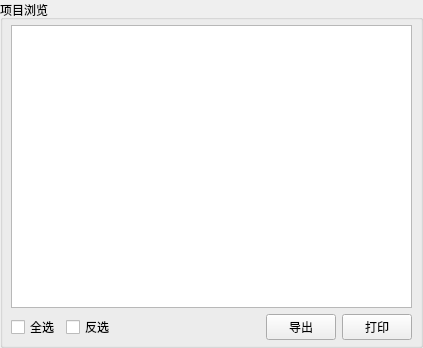
Qt form cosmetic_src/CommonQt/ItemView.ui (oaheiw/darwinner) before a commit.
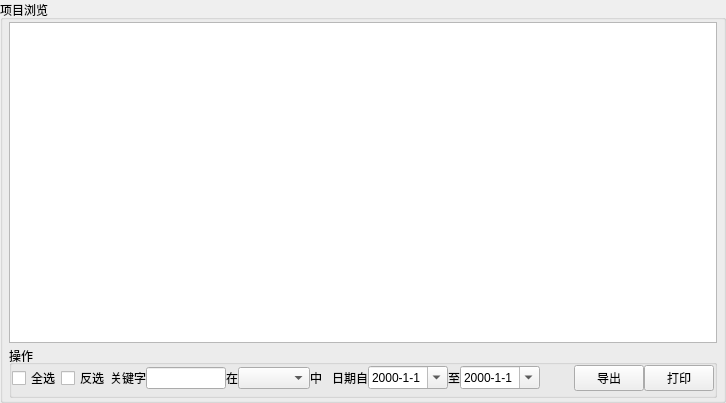
The same form after that commit. Icons and pictures are not drawn.

Patch:
```diff
--- a/cosmetic_src/CommonQt/ItemView.ui
+++ b/cosmetic_src/CommonQt/ItemView.ui
@@ -6,8 +6,8 @@
    <rect>
     <x>0</x>
     <y>0</y>
-    <width>423</width>
-    <height>348</height>
+    <width>726</width>
+    <height>403</height>
    </rect>
   </property>
   <property name="mouseTracking">
@@ -31,18 +31,21 @@
      <property name="title">
       <string>项目浏览</string>
      </property>
-     <layout class="QVBoxLayout" name="verticalLayout">
+     <layout class="QVBoxLayout" name="verticalLayout" stretch="1,0">
+      <property name="spacing">
+       <number>2</number>
+      </property>
       <property name="leftMargin">
-       <number>8</number>
+       <number>6</number>
       </property>
       <property name="topMargin">
-       <number>5</number>
+       <number>2</number>
       </property>
       <property name="rightMargin">
-       <number>8</number>
+       <number>6</number>
       </property>
       <property name="bottomMargin">
-       <number>5</number>
+       <number>2</number>
       </property>
       <item>
        <widget class="QTreeView" name="itemList">
@@ -82,7 +85,35 @@
        </widget>
       </item>
       <item>
-       <layout class="QHBoxLayout" name="horizontalLayout" stretch="0,0,10,2,2">
+       <widget class="QGroupBox" name="operationBox">
+        <property name="contextMenuPolicy">
+         <enum>Qt::NoContextMenu</enum>
+        </property>
+        <property name="title">
+         <string>操作</string>
+        </property>
+        <property name="alignment">
+         <set>Qt::AlignLeading|Qt::AlignLeft|Qt::AlignVCenter</set>
+        </property>
+        <property name="flat">
+         <bool>false</bool>
+        </property>
+        <layout class="QHBoxLayout" name="horizontalLayout" stretch="0,0,0,0,0,0,0,0,0,0,0,0,10,2,2">
+         <property name="spacing">
+          <number>0</number>
+         </property>
+         <property name="leftMargin">
+          <number>0</number>
+         </property>
+         <property name="topMargin">
+          <number>0</number>
+         </property>
+         <property name="rightMargin">
+          <number>0</number>
+         </property>
+         <property name="bottomMargin">
+          <number>4</number>
+         </property>
         <item>
          <widget class="QCheckBox" name="selectAllcheckBox">
           <property name="text">
@@ -97,6 +128,147 @@
           </property>
          </widget>
         </item>
+         <item>
+          <widget class="QLabel" name="keywordLabel">
+           <property name="text">
+            <string>关键字</string>
+           </property>
+           <property name="alignment">
+            <set>Qt::AlignCenter</set>
+           </property>
+          </widget>
+         </item>
+         <item>
+          <widget class="QLineEdit" name="keywordLineEdit">
+           <property name="sizePolicy">
+            <sizepolicy hsizetype="Fixed" vsizetype="Fixed">
+             <horstretch>0</horstretch>
+             <verstretch>0</verstretch>
+            </sizepolicy>
+           </property>
+           <property name="minimumSize">
+            <size>
+             <width>80</width>
+             <height>0</height>
+            </size>
+           </property>
+           <property name="maximumSize">
+            <size>
+             <width>80</width>
+             <height>16777215</height>
+            </size>
+           </property>
+          </widget>
+         </item>
+         <item>
+          <widget class="QLabel" name="at1Label">
+           <property name="text">
+            <string>在</string>
+           </property>
+          </widget>
+         </item>
+         <item>
+          <widget class="QComboBox" name="itemComboBox"/>
+         </item>
+         <item>
+          <widget class="QLabel" name="at2Label">
+           <property name="text">
+            <string>中</string>
+           </property>
+          </widget>
+         </item>
+         <item>
+          <spacer name="horizontalSpacer_2">
+           <property name="orientation">
+            <enum>Qt::Horizontal</enum>
+           </property>
+           <property name="sizeType">
+            <enum>QSizePolicy::Fixed</enum>
+           </property>
+           <property name="sizeHint" stdset="0">
+            <size>
+             <width>10</width>
+             <height>20</height>
+            </size>
+           </property>
+          </spacer>
+         </item>
+         <item>
+          <widget class="QLabel" name="fromLabel">
+           <property name="autoFillBackground">
+            <bool>false</bool>
+           </property>
+           <property name="text">
+            <string>日期自</string>
+           </property>
+           <property name="alignment">
+            <set>Qt::AlignCenter</set>
+           </property>
+          </widget>
+         </item>
+         <item>
+          <widget class="QDateEdit" name="fromDateEdit">
+           <property name="minimumSize">
+            <size>
+             <width>80</width>
+             <height>0</height>
+            </size>
+           </property>
+           <property name="maximumSize">
+            <size>
+             <width>80</width>
+             <height>16777215</height>
+            </size>
+           </property>
+           <property name="displayFormat">
+            <string>yyyy-M-d</string>
+           </property>
+           <property name="calendarPopup">
+            <bool>true</bool>
+           </property>
+          </widget>
+         </item>
+         <item>
+          <widget class="QLabel" name="toLabel">
+           <property name="text">
+            <string>至</string>
+           </property>
+           <property name="alignment">
+            <set>Qt::AlignCenter</set>
+           </property>
+          </widget>
+         </item>
+         <item>
+          <widget class="QDateEdit" name="toDateEdit">
+           <property name="sizePolicy">
+            <sizepolicy hsizetype="Minimum" vsizetype="Fixed">
+             <horstretch>0</horstretch>
+             <verstretch>0</verstretch>
+            </sizepolicy>
+           </property>
+           <property name="minimumSize">
+            <size>
+             <width>70</width>
+             <height>0</height>
+            </size>
+           </property>
+           <property name="maximumSize">
+            <size>
+             <width>80</width>
+             <height>16777215</height>
+            </size>
+           </property>
+           <property name="readOnly">
+            <bool>false</bool>
+           </property>
+           <property name="displayFormat">
+            <string>yyyy-M-d</string>
+           </property>
+           <property name="calendarPopup">
+            <bool>true</bool>
+           </property>
+          </widget>
+         </item>
         <item>
          <spacer name="horizontalSpacer">
           <property name="orientation">
@@ -172,6 +344,7 @@
          </widget>
         </item>
        </layout>
+       </widget>
       </item>
      </layout>
     </widget>
```
Lines whose indentation alone changed are shown as unchanged.
